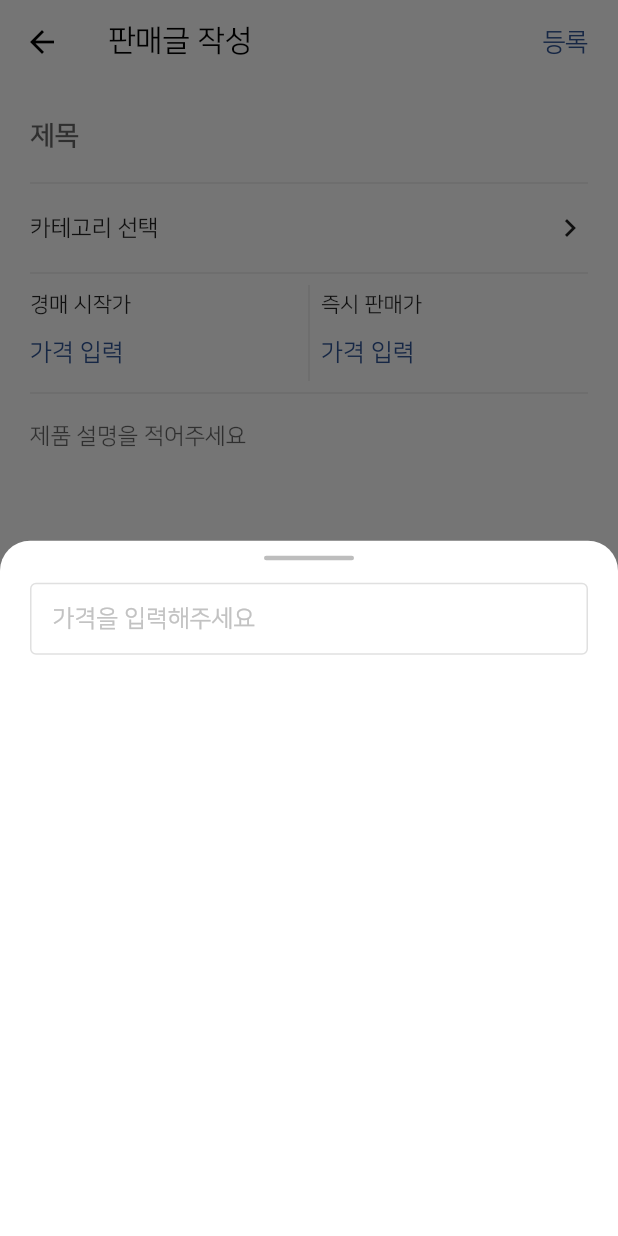
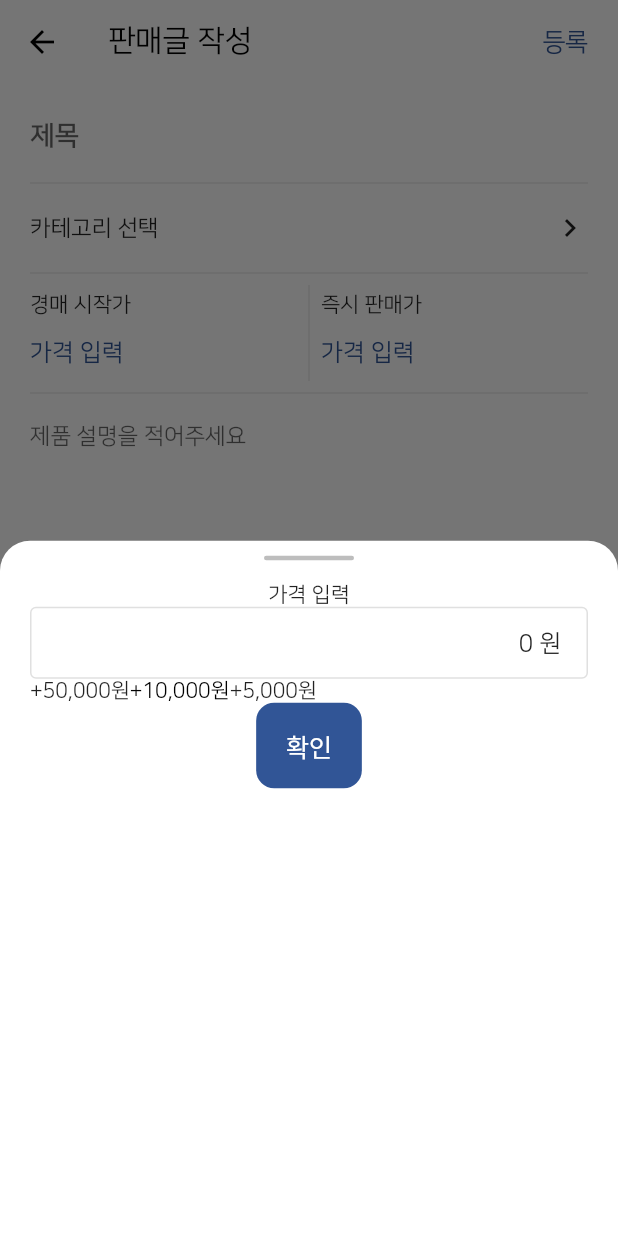
Before and after one commit to trumanfromkorea/BID-Mobile, a Flutter app: the WriteScreen screen opened directly, after a tap on "즉시 판매가", on a phone screen of 412 x 824 dp. Run offline on Flutter 3.47's test engine with Material 2 defaults, Android fonts, the light colour scheme and no system bars; our stand-ins replace dio, firebase_auth, firebase_core; accounts and stored records are empty; network calls fail.

Commit message:
add: 가격 입력 버튼

```diff
--- a/lib/screens/Feed/Write.screen.dart
+++ b/lib/screens/Feed/Write.screen.dart
@@ -2,6 +2,7 @@ import 'package:bid_mobile/data/mainTheme.dart';
 import 'package:bid_mobile/screens/Feed/Category.screen.dart';
 import 'package:flutter/cupertino.dart';
 import 'package:flutter/material.dart';
+import 'package:intl/intl.dart';
 
 class WriteScreen extends StatefulWidget {
   const WriteScreen({Key? key}) : super(key: key);
@@ -12,6 +13,12 @@ class WriteScreen extends StatefulWidget {
 
 class _WriteScreenState extends State<WriteScreen> {
   String _category = "카테고리 선택";
+  String priceText = "";
+  int price = 0;
+  String sellPrice = "가격 입력";
+
+  TextEditingController priceController = TextEditingController(text: "");
+  var f = NumberFormat('###,###,###,###');
 
   void onPressCategory() async {
     final String result = await Navigator.push(context,
@@ -23,6 +30,10 @@ class _WriteScreenState extends State<WriteScreen> {
   }
 
   void showModalSheet() {
+    setState(() {
+      price = 0;
+      priceController.text = price.toString() + ' 원';
+    });
     showModalBottomSheet(
       context: context,
       builder: (context) {
@@ -48,7 +59,10 @@ class _WriteScreenState extends State<WriteScreen> {
               SizedBox(
                 height: 15,
               ),
-              TextField(
+              Text("가격 입력"),
+              TextFormField(
+                textAlign: TextAlign.right,
+                controller: priceController,
                 decoration: InputDecoration(
                   contentPadding:
                       const EdgeInsets.symmetric(horizontal: 15, vertical: 5),
@@ -69,7 +83,55 @@ class _WriteScreenState extends State<WriteScreen> {
                   ),
                 ),
                 keyboardType: TextInputType.number,
+                onChanged: (value) {
+                  String valueText = value.replaceAll(',', '').split(' ')[0];
+                  priceController.text = f.format(int.parse(valueText)) + ' 원';
+                },
               ),
+              Row(
+                children: [
+                  GestureDetector(
+                    onTap: () {
+                      setState(() {
+                        price = price + 50000;
+                        priceController.text = f.format(price) + ' 원';
+                      });
+                    },
+                    child: Text("+50,000원"),
+                  ),
+                  GestureDetector(
+                    onTap: () {
+                      setState(() {
+                        price = price + 10000;
+                        priceController.text = f.format(price) + ' 원';
+                      });
+                    },
+                    child: Text(
+                      "+10,000원",
+                      style: TextStyle(color: Colors.black),
+                    ),
+                  ),
+                  GestureDetector(
+                    onTap: () {
+                      setState(() {
+                        price = price + 5000;
+                        priceController.text = f.format(price) + ' 원';
+                      });
+                    },
+                    child: Text("+5,000원"),
+                  ),
+                ],
+              ),
+              CupertinoButton.filled(
+                onPressed: () {
+                  setState(() {
+                    sellPrice = priceController.text;
+                  });
+                  Navigator.pop(context);
+
+                },
+                child:Text("확인"),
+              )
             ],
           ),
         );
@@ -179,7 +241,7 @@ class _WriteScreenState extends State<WriteScreen> {
                               height: 10,
                             ),
                             Text(
-                              "가격 입력",
+                              sellPrice,
                               style: TextStyle(
                                 color: mainThemeColor,
                                 fontSize: 16,
--- a/pubspec.yaml
+++ b/pubspec.yaml
@@ -39,6 +39,7 @@ dependencies:
   http: ^0.13.4
   flutter_svg: ^0.23.0+1
   dio: ^4.0.4
+  intl: ^0.17.0
 
 dev_dependencies:
   flutter_test:
```
Also changed, not shown: pubspec.lock.
